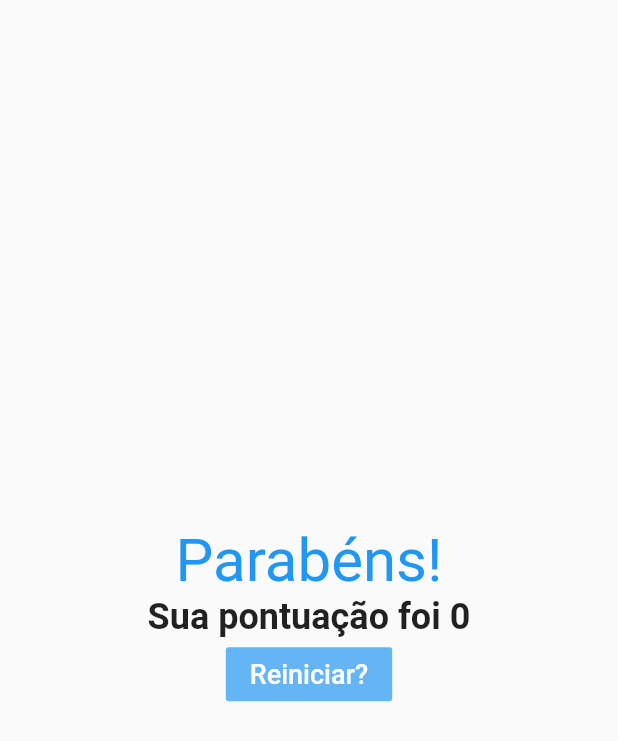
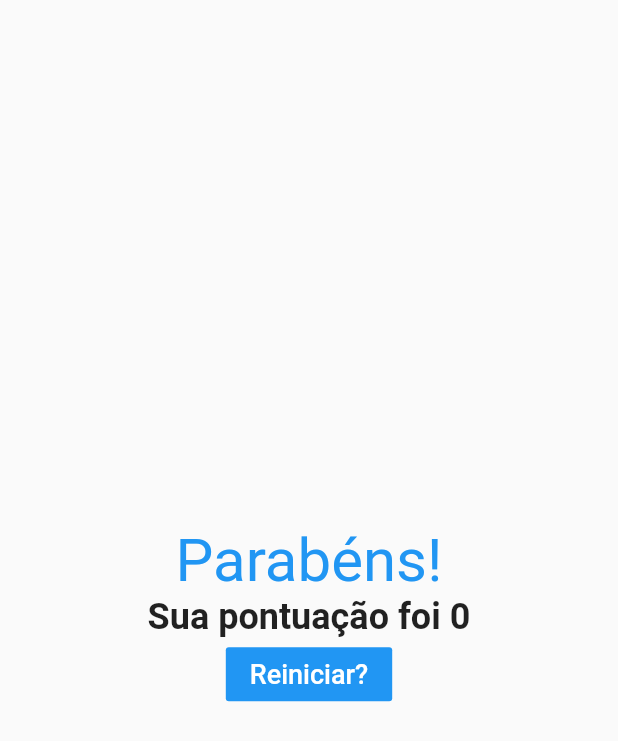
Before and after one commit to Orion-News/App_Perguntas, a Flutter app: the Resultado widget shown alone on an empty page, opened directly with empty values, on a phone screen of 412 x 824 dp. Shown: the top 741 px of the screen. Run offline on Flutter 3.47's test engine with Material 2 defaults, Android fonts, the phone set to English and light mode, and no system bars.

Commit message:
changed color of button restart app

```diff
--- a/lib/resultado.dart
+++ b/lib/resultado.dart
@@ -57,7 +57,7 @@ class Resultado extends StatelessWidget {
             style: TextStyle(fontSize: 18)
           ),
           textColor: Colors.white,
-          color: Colors.blue[300],
+          color: Colors.blue,
           onPressed: reiniciarPerguntas
         ),
       ],
```
